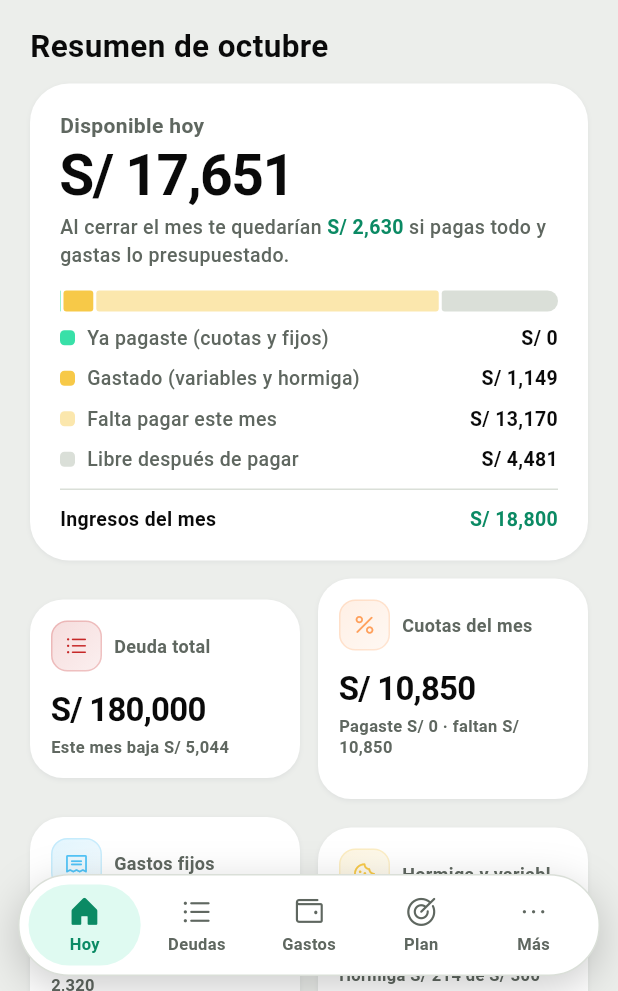
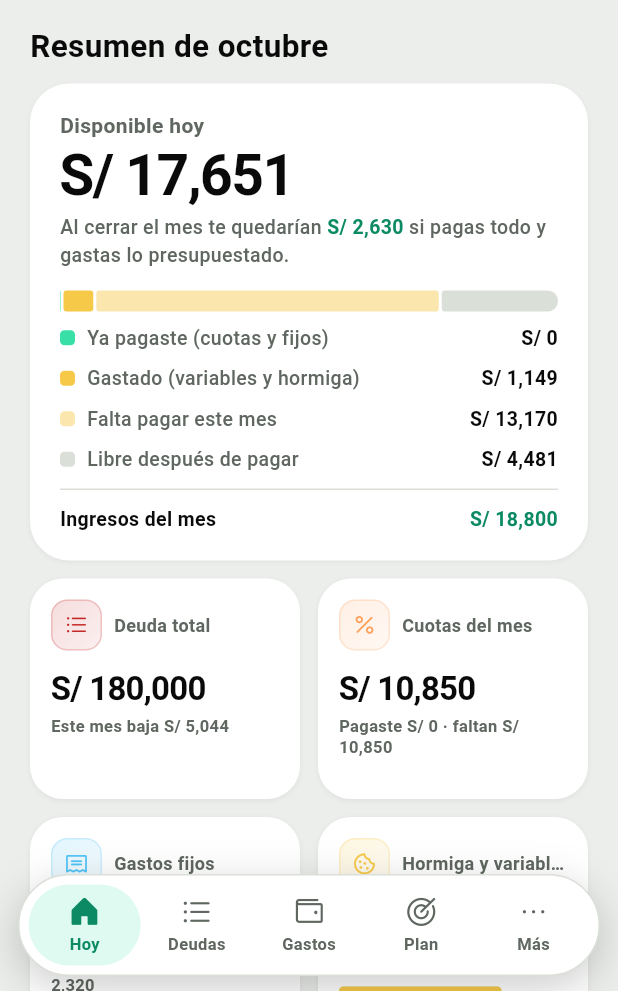
Before and after one commit to AnthonyUribeA/cero, a Flutter app: the screen it shows after launch, on a phone screen of 412 x 824 dp, the part 245-1236 px from its top. Run offline on Flutter 3.47's test engine with Material 3 defaults, Android fonts, the phone set to English and light mode, and no system bars; our stand-ins replace share_plus, shared_preferences; missing offline and left inert: excel.

Commit message:
Escritorio: tarjetas parejas y sin logo repetido en la cabecera
Co-Authored-By: Claude Opus 5.5 <noreply@anthropic.com>
Claude-Session: https://claude.ai/code/session_01DWdSfUB3XyLZufNSuhNaDn

```diff
--- a/lib/screens/hoy.dart
+++ b/lib/screens/hoy.dart
@@ -75,9 +75,11 @@ class HoyScreen extends StatelessWidget {
           bottom: 26,
           child: Column(crossAxisAlignment: CrossAxisAlignment.start, children: [
             Row(children: [
-              const CeroMark(size: 34, ring: Colors.white),
-              const SizedBox(width: 8),
-              Text('Cero', style: hs(26, w: FontWeight.w600, ls: -0.5)),
+              if (!isWide(context)) ...[
+                const CeroMark(size: 34, ring: Colors.white),
+                const SizedBox(width: 8),
+                Text('Cero', style: hs(26, w: FontWeight.w600, ls: -0.5)),
+              ],
               const Spacer(),
               circleBtn(Ic.bell, () {
                 Navigator.of(context).push(MaterialPageRoute<void>(builder: (_) => const AjustesScreen()));
@@ -282,7 +284,7 @@ class HoyScreen extends StatelessWidget {
         ]),
       ),
       const SizedBox(height: 12),
-      Row(children: [
+      IntrinsicHeight(child: Row(crossAxisAlignment: CrossAxisAlignment.stretch, children: [
         kpi(Ic.debts, p.red, 'Deuda total', money(s.totalDebt),
             'Este mes baja ${money(s.capitalThisMonth)}', onTap: () => onTab(1)),
         const SizedBox(width: 12),
@@ -290,9 +292,9 @@ class HoyScreen extends StatelessWidget {
             cuotas - cPaid <= 0.5 ? 'Todas pagadas' : 'Pagaste ${money(cPaid)} · faltan ${money(cuotas - cPaid)}',
             frac: cuotas > 0 ? cPaid / cuotas : 1,
             onTap: () => Navigator.of(context).push(MaterialPageRoute<void>(builder: (_) => const PagosScreen()))),
-      ]),
+      ])),
       const SizedBox(height: 12),
-      Row(children: [
+      IntrinsicHeight(child: Row(crossAxisAlignment: CrossAxisAlignment.stretch, children: [
         kpi(Ic.receipt, kFijo, 'Gastos fijos', money(fixed),
             fixed - fPaid <= 0.5 ? 'Todos pagados' : 'Pagaste ${money(fPaid)} · faltan ${money(fixed - fPaid)}',
             frac: fixed > 0 ? fPaid / fixed : 1, onTap: () => onTab(2)),
@@ -300,7 +302,7 @@ class HoyScreen extends StatelessWidget {
         kpi(Ic.snack, kHormiga, 'Hormiga y variables', money(gastado),
             'Hormiga ${money(s.hormigaSpent)} de ${money(s.hormigaCap)}',
             frac: s.hormigaCap > 0 ? s.hormigaSpent / s.hormigaCap : 0, onTap: () => onTab(2)),
-      ]),
+      ])),
       const SizedBox(height: 12),
       _interestCard(context, p, s),
     ]);
```
